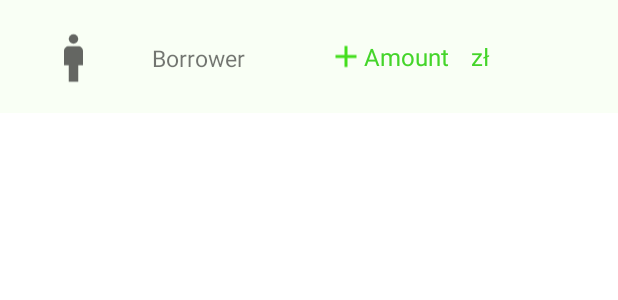
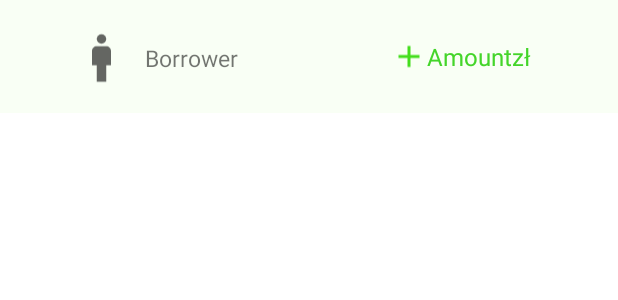
Before and after one commit to BlackRabbitov/ProjektSM, an Android app: the layout item_borrower.xml on its own in the app's theme, with its tools: preview values and no code run, on a phone screen of 412 x 824 dp. Shown: the top 300 px of the screen. Run offline under Robolectric (Android 15) with nearby library versions, the phone set to English and light mode, and no system bars.

Commit message:
More interface upgrades

```diff
--- /dev/null
+++ b/app/src/main/res/drawable/home_white_icon.xml
@@ -0,0 +1,5 @@
+<vector android:height="24dp" android:tint="#FFFFFF"
+    android:viewportHeight="24" android:viewportWidth="24"
+    android:width="24dp" xmlns:android="http://schemas.android.com/apk/res/android">
+    <path android:fillColor="@android:color/white" android:pathData="M10,20v-6h4v6h5v-8h3L12,3 2,12h3v8z"/>
+</vector>
--- a/app/src/main/res/layout/item_borrower.xml
+++ b/app/src/main/res/layout/item_borrower.xml
@@ -9,9 +9,9 @@
 
     <LinearLayout
         android:id="@+id/LayoutName2"
-        android:layout_width="184dp"
+        android:layout_width="154dp"
         android:layout_height="42dp"
-        android:layout_marginStart="7dp"
+        android:layout_marginStart="40dp"
         app:layout_constraintBottom_toBottomOf="parent"
         app:layout_constraintEnd_toEndOf="parent"
         app:layout_constraintStart_toEndOf="@+id/LayoutName"
@@ -26,8 +26,8 @@
 
         <TextView
             android:id="@+id/borrowerAmount"
-            android:layout_width="66dp"
-            android:layout_height="match_parent"
+            android:layout_width="wrap_content"
+            android:layout_height="wrap_content"
             android:gravity="center_vertical"
             android:text="@string/amount"
             android:textColor="#44D52A"
@@ -35,7 +35,7 @@
 
         <TextView
             android:id="@+id/currency"
-            android:layout_width="23dp"
+            android:layout_width="wrap_content"
             android:layout_height="match_parent"
             android:gravity="center"
             android:text="@string/currency"
@@ -49,6 +49,7 @@
         android:id="@+id/LayoutName"
         android:layout_width="162dp"
         android:layout_height="49dp"
+        android:layout_marginStart="30dp"
         app:layout_constraintBottom_toBottomOf="parent"
         app:layout_constraintEnd_toStartOf="@+id/LayoutName2"
         app:layout_constraintStart_toStartOf="parent"
@@ -64,7 +65,7 @@
 
         <TextView
             android:id="@+id/borrowerName"
-            android:layout_width="match_parent"
+            android:layout_width="wrap_content"
             android:layout_height="match_parent"
             android:layout_marginLeft="10dp"
             android:gravity="center"
--- a/app/src/main/res/values/strings.xml
+++ b/app/src/main/res/values/strings.xml
@@ -55,4 +55,8 @@
     <string name="menu_name">Name</string>
     <string name="menu_surname">Surname</string>
 
+    <string name="textUser">Borrower</string>
+    <string name="textMoney">Amount</string>
+
+
 </resources>
```
Also changed, not shown: app/src/main/java/com/michal/projektsm/BorrowerActivity.java (+13 -0 lines), app/src/main/res/layout/activity_borrowers.xml (+33 -6 lines), 1 other file.
